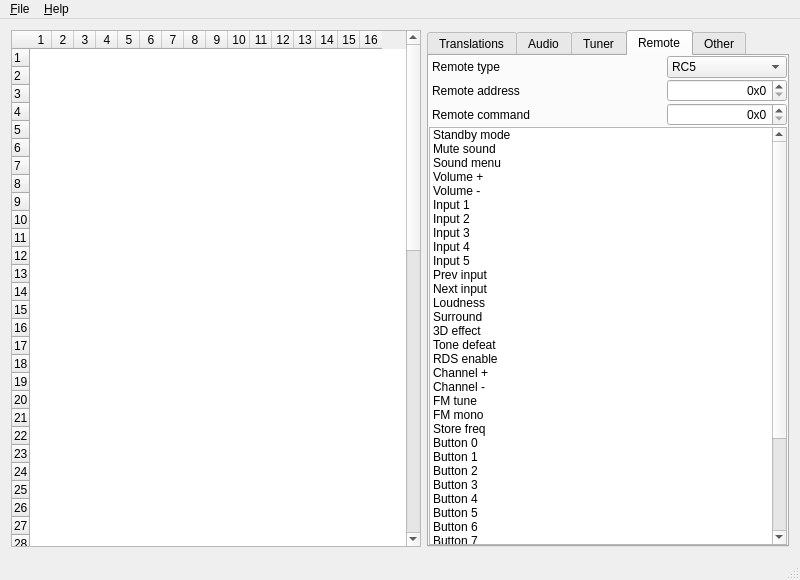
Old version of the form editor/mainwindow.ui in the repository WiseLord/ampcontrol.
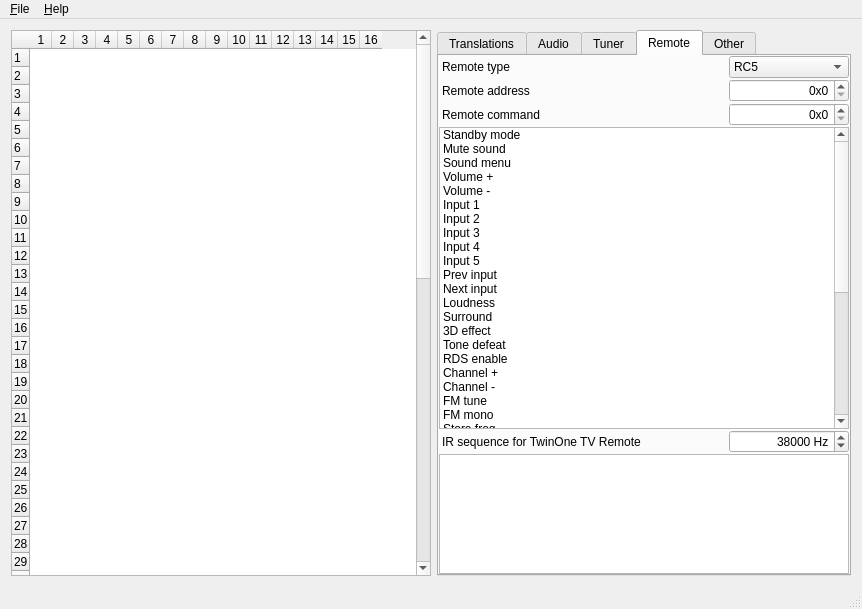
New version of the form. The open tabs and pages were chosen to show the change. Icons and pictures are not drawn.

Commit message:
Editor: Added IR sequence generator for Twinone TV Remote app.
Only for RC5 for now, other protocols to be implemented later

```diff
--- a/editor/mainwindow.ui
+++ b/editor/mainwindow.ui
@@ -6,8 +6,8 @@
    <rect>
     <x>0</x>
     <y>0</y>
-    <width>800</width>
-    <height>580</height>
+    <width>862</width>
+    <height>609</height>
    </rect>
   </property>
   <property name="minimumSize">
@@ -25,7 +25,7 @@
      <widget class="QTableWidget" name="wgtHexTable">
       <property name="minimumSize">
        <size>
-        <width>410</width>
+        <width>420</width>
         <height>0</height>
        </size>
       </property>
@@ -137,6 +137,9 @@
       <property name="currentIndex">
        <number>0</number>
       </property>
+      <property name="movable">
+       <bool>true</bool>
+      </property>
       <widget class="QWidget" name="tabTranslations">
        <attribute name="title">
         <string>Translations</string>
@@ -2703,6 +2706,81 @@
           </item>
          </widget>
         </item>
+        <item>
+         <widget class="QWidget" name="wgtIrSeq" native="true">
+          <property name="maximumSize">
+           <size>
+            <width>16777215</width>
+            <height>120</height>
+           </size>
+          </property>
+          <layout class="QHBoxLayout" name="horizontalLayout_43" stretch="1,0">
+           <property name="spacing">
+            <number>0</number>
+           </property>
+           <property name="leftMargin">
+            <number>3</number>
+           </property>
+           <property name="topMargin">
+            <number>0</number>
+           </property>
+           <property name="rightMargin">
+            <number>0</number>
+           </property>
+           <property name="bottomMargin">
+            <number>0</number>
+           </property>
+           <item>
+            <widget class="QLabel" name="lblIrSeq">
+             <property name="text">
+              <string>IR sequence for TwinOne TV Remote</string>
+             </property>
+            </widget>
+           </item>
+           <item>
+            <widget class="QSpinBox" name="sbxIrFreq">
+             <property name="minimumSize">
+              <size>
+               <width>120</width>
+               <height>0</height>
+              </size>
+             </property>
+             <property name="alignment">
+              <set>Qt::AlignRight|Qt::AlignTrailing|Qt::AlignVCenter</set>
+             </property>
+             <property name="suffix">
+              <string> Hz</string>
+             </property>
+             <property name="minimum">
+              <number>36000</number>
+             </property>
+             <property name="maximum">
+              <number>40000</number>
+             </property>
+             <property name="singleStep">
+              <number>1000</number>
+             </property>
+             <property name="value">
+              <number>38000</number>
+             </property>
+            </widget>
+           </item>
+          </layout>
+         </widget>
+        </item>
+        <item>
+         <widget class="QTextEdit" name="teIrSeq">
+          <property name="maximumSize">
+           <size>
+            <width>16777215</width>
+            <height>120</height>
+           </size>
+          </property>
+          <property name="readOnly">
+           <bool>true</bool>
+          </property>
+         </widget>
+        </item>
        </layout>
       </widget>
       <widget class="QWidget" name="tabOther">
@@ -3184,8 +3262,8 @@
     <rect>
      <x>0</x>
      <y>0</y>
-     <width>800</width>
-     <height>22</height>
+     <width>862</width>
+     <height>27</height>
     </rect>
    </property>
    <widget class="QMenu" name="menuFile">
```
Left out of the diff: 185 changed lines with no effect on the pictures. The commit also changes 5 other files.
